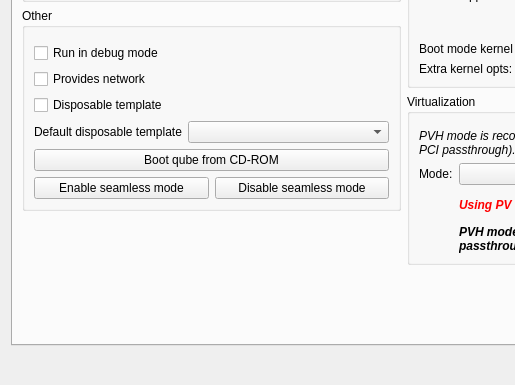
First picture: the form in ui/settingsdlg.ui, repository QubesOS/qubes-manager, before the edit; both pictures show x 0 to 515 and y 280 to 665 of the 836 by 665 pixel window.
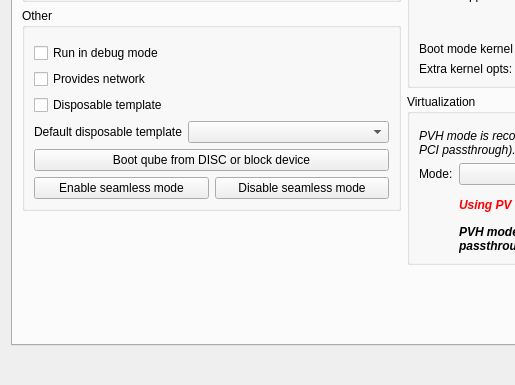
Second picture: the form after the edit. The open tabs and pages were chosen to show the change. Icons and pictures are not drawn. Custom widgets are drawn as their Qt base class.

Commit message: Fix `qubes-vm-boot-from-device`, Improve settings

```diff
--- a/ui/settingsdlg.ui
+++ b/ui/settingsdlg.ui
@@ -762,7 +762,7 @@
               <item row="8" column="0" colspan="2">
                <widget class="QPushButton" name="boot_from_device_button">
                 <property name="text">
-                 <string>Boot qube from CD-ROM</string>
+                 <string>Boot qube from DISC or block device</string>
                 </property>
                </widget>
               </item>
```
The commit also changes 1 other file.
